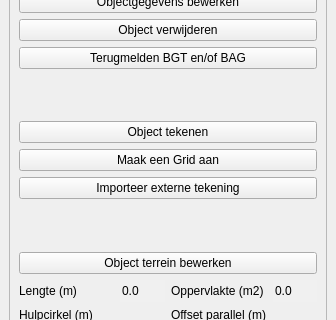
This is plugin/oiv/repressief_object/oiv_repressief_object_widget.ui in OIV-NL-QGIS/QGIS_project as Qt 5 draws it before an edit; both pictures show x 0 to 336 and y 104 to 424 of the 336 by 576 pixel window. The edited form follows.
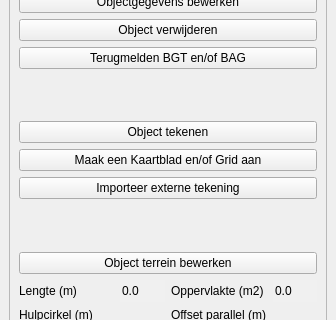
This is the edited form. Icons and pictures are not drawn.

What changed in the file:
```diff
--- a/plugin/oiv/repressief_object/oiv_repressief_object_widget.ui
+++ b/plugin/oiv/repressief_object/oiv_repressief_object_widget.ui
@@ -131,7 +131,7 @@
           <item>
            <widget class="QPushButton" name="create_grid">
             <property name="text">
-             <string>Maak een Grid aan</string>
+             <string>Maak een Kaartblad en/of Grid aan</string>
             </property>
            </widget>
           </item>
```
